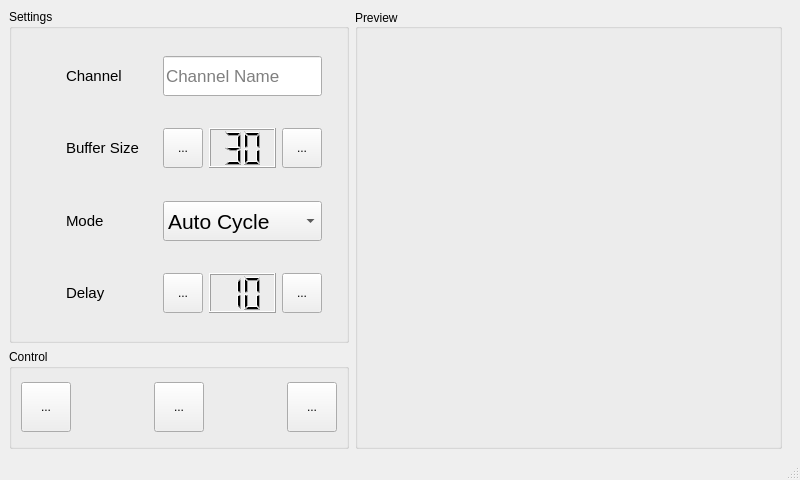
Qt form resources/ui/gui.ui (chillfactor032/emote-wall-gui) before a commit.
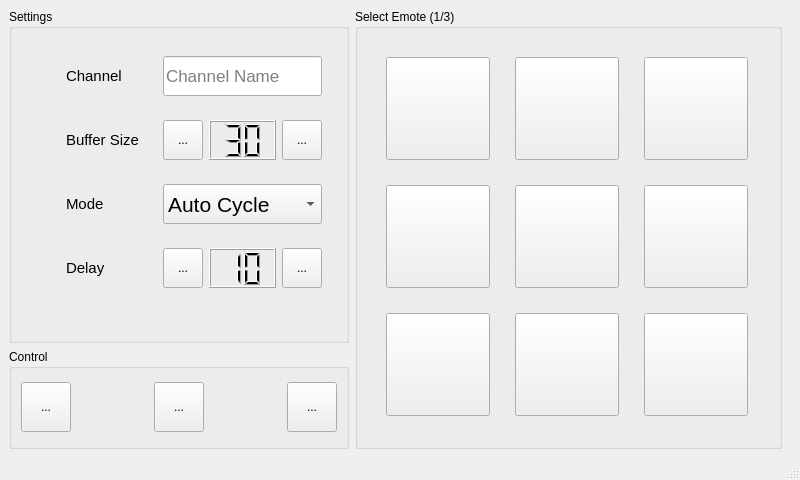
The same form after that commit. Icons and pictures are not drawn.

```diff
--- a/resources/ui/gui.ui
+++ b/resources/ui/gui.ui
@@ -129,7 +129,7 @@
                </layout>
               </widget>
              </item>
-             <item row="2" column="0">
+             <item row="1" column="0">
               <widget class="QWidget" name="widget_8" native="true">
                <layout class="QHBoxLayout" name="horizontalLayout_3">
                 <property name="topMargin">
@@ -184,7 +184,7 @@
                </layout>
               </widget>
              </item>
-             <item row="2" column="1">
+             <item row="1" column="1">
               <widget class="QWidget" name="widget_7" native="true">
                <layout class="QHBoxLayout" name="horizontalLayout_5">
                 <item>
@@ -249,7 +249,7 @@
                </layout>
               </widget>
              </item>
-             <item row="4" column="0">
+             <item row="2" column="0">
               <widget class="QWidget" name="widget_12" native="true">
                <layout class="QHBoxLayout" name="horizontalLayout_9">
                 <item>
@@ -295,7 +295,7 @@
                </layout>
               </widget>
              </item>
-             <item row="4" column="1">
+             <item row="2" column="1">
               <widget class="QWidget" name="widget_13" native="true">
                <layout class="QGridLayout" name="gridLayout_5">
                 <item row="0" column="0">
@@ -331,7 +331,7 @@
                </layout>
               </widget>
              </item>
-             <item row="6" column="0">
+             <item row="3" column="0">
               <widget class="QWidget" name="widget_10" native="true">
                <layout class="QHBoxLayout" name="horizontalLayout_7">
                 <item>
@@ -377,7 +377,7 @@
                </layout>
               </widget>
              </item>
-             <item row="6" column="1">
+             <item row="3" column="1">
               <widget class="QWidget" name="widget_11" native="true">
                <layout class="QHBoxLayout" name="horizontalLayout_6">
                 <item>
@@ -442,45 +442,6 @@
                </layout>
               </widget>
              </item>
-             <item row="1" column="1">
-              <spacer name="verticalSpacer">
-               <property name="orientation">
-                <enum>Qt::Vertical</enum>
-               </property>
-               <property name="sizeHint" stdset="0">
-                <size>
-                 <width>20</width>
-                 <height>40</height>
-                </size>
-               </property>
-              </spacer>
-             </item>
-             <item row="3" column="0">
-              <spacer name="verticalSpacer_2">
-               <property name="orientation">
-                <enum>Qt::Vertical</enum>
-               </property>
-               <property name="sizeHint" stdset="0">
-                <size>
-                 <width>20</width>
-                 <height>40</height>
-                </size>
-               </property>
-              </spacer>
-             </item>
-             <item row="5" column="0">
-              <spacer name="verticalSpacer_3">
-               <property name="orientation">
-                <enum>Qt::Vertical</enum>
-               </property>
-               <property name="sizeHint" stdset="0">
-                <size>
-                 <width>20</width>
-                 <height>40</height>
-                </size>
-               </property>
-              </spacer>
-             </item>
             </layout>
            </widget>
           </item>
@@ -630,7 +591,7 @@
        <item row="0" column="0">
         <widget class="QStackedWidget" name="stackedWidget">
          <property name="currentIndex">
-          <number>0</number>
+          <number>1</number>
          </property>
          <widget class="QWidget" name="previewPage">
           <layout class="QGridLayout" name="gridLayout_2">
@@ -688,7 +649,184 @@
            </item>
           </layout>
          </widget>
-         <widget class="QWidget" name="page"/>
+         <widget class="QWidget" name="emote_select_widget">
+          <layout class="QGridLayout" name="gridLayout_3">
+           <property name="leftMargin">
+            <number>0</number>
+           </property>
+           <property name="topMargin">
+            <number>0</number>
+           </property>
+           <property name="rightMargin">
+            <number>0</number>
+           </property>
+           <property name="bottomMargin">
+            <number>0</number>
+           </property>
+           <item row="0" column="0">
+            <widget class="QGroupBox" name="select_emote_panel">
+             <property name="title">
+              <string>Select Emote (1/3)</string>
+             </property>
+             <layout class="QGridLayout" name="gridLayout_7">
+              <item row="0" column="0">
+               <widget class="QToolButton" name="toolButton_16">
+                <property name="text">
+                 <string/>
+                </property>
+                <property name="icon">
+                 <iconset resource="../../Resources.qrc">
+                  <normaloff>:/resources/img/lul.png</normaloff>:/resources/img/lul.png</iconset>
+                </property>
+                <property name="iconSize">
+                 <size>
+                  <width>96</width>
+                  <height>96</height>
+                 </size>
+                </property>
+               </widget>
+              </item>
+              <item row="0" column="1">
+               <widget class="QToolButton" name="toolButton_14">
+                <property name="text">
+                 <string/>
+                </property>
+                <property name="icon">
+                 <iconset resource="../../Resources.qrc">
+                  <normaloff>:/resources/img/lul.png</normaloff>:/resources/img/lul.png</iconset>
+                </property>
+                <property name="iconSize">
+                 <size>
+                  <width>96</width>
+                  <height>96</height>
+                 </size>
+                </property>
+               </widget>
+              </item>
+              <item row="0" column="2">
+               <widget class="QToolButton" name="toolButton_15">
+                <property name="text">
+                 <string/>
+                </property>
+                <property name="icon">
+                 <iconset resource="../../Resources.qrc">
+                  <normaloff>:/resources/img/lul.png</normaloff>:/resources/img/lul.png</iconset>
+                </property>
+                <property name="iconSize">
+                 <size>
+                  <width>96</width>
+                  <height>96</height>
+                 </size>
+                </property>
+               </widget>
+              </item>
+              <item row="1" column="0">
+               <widget class="QToolButton" name="toolButton_11">
+                <property name="text">
+                 <string/>
+                </property>
+                <property name="icon">
+                 <iconset resource="../../Resources.qrc">
+                  <normaloff>:/resources/img/lul.png</normaloff>:/resources/img/lul.png</iconset>
+                </property>
+                <property name="iconSize">
+                 <size>
+                  <width>96</width>
+                  <height>96</height>
+                 </size>
+                </property>
+               </widget>
+              </item>
+              <item row="1" column="1">
+               <widget class="QToolButton" name="toolButton_12">
+                <property name="text">
+                 <string/>
+                </property>
+                <property name="icon">
+                 <iconset resource="../../Resources.qrc">
+                  <normaloff>:/resources/img/lul.png</normaloff>:/resources/img/lul.png</iconset>
+                </property>
+                <property name="iconSize">
+                 <size>
+                  <width>96</width>
+                  <height>96</height>
+                 </size>
+                </property>
+               </widget>
+              </item>
+              <item row="1" column="2">
+               <widget class="QToolButton" name="toolButton_8">
+                <property name="text">
+                 <string/>
+                </property>
+                <property name="icon">
+                 <iconset resource="../../Resources.qrc">
+                  <normaloff>:/resources/img/lul.png</normaloff>:/resources/img/lul.png</iconset>
+                </property>
+                <property name="iconSize">
+                 <size>
+                  <width>96</width>
+                  <height>96</height>
+                 </size>
+                </property>
+               </widget>
+              </item>
+              <item row="2" column="0">
+               <widget class="QToolButton" name="toolButton_10">
+                <property name="text">
+                 <string/>
+                </property>
+                <property name="icon">
+                 <iconset resource="../../Resources.qrc">
+                  <normaloff>:/resources/img/lul.png</normaloff>:/resources/img/lul.png</iconset>
+                </property>
+                <property name="iconSize">
+                 <size>
+                  <width>96</width>
+                  <height>96</height>
+                 </size>
+                </property>
+               </widget>
+              </item>
+              <item row="2" column="1">
+               <widget class="QToolButton" name="toolButton_13">
+                <property name="text">
+                 <string/>
+                </property>
+                <property name="icon">
+                 <iconset resource="../../Resources.qrc">
+                  <normaloff>:/resources/img/lul.png</normaloff>:/resources/img/lul.png</iconset>
+                </property>
+                <property name="iconSize">
+                 <size>
+                  <width>96</width>
+                  <height>96</height>
+                 </size>
+                </property>
+               </widget>
+              </item>
+              <item row="2" column="2">
+               <widget class="QToolButton" name="toolButton_9">
+                <property name="text">
+                 <string/>
+                </property>
+                <property name="icon">
+                 <iconset resource="../../Resources.qrc">
+                  <normaloff>:/resources/img/lul.png</normaloff>:/resources/img/lul.png</iconset>
+                </property>
+                <property name="iconSize">
+                 <size>
+                  <width>96</width>
+                  <height>96</height>
+                 </size>
+                </property>
+               </widget>
+              </item>
+             </layout>
+            </widget>
+           </item>
+          </layout>
+         </widget>
         </widget>
        </item>
       </layout>
```
Left out of the diff: 28 changed lines with no effect on the pictures.
